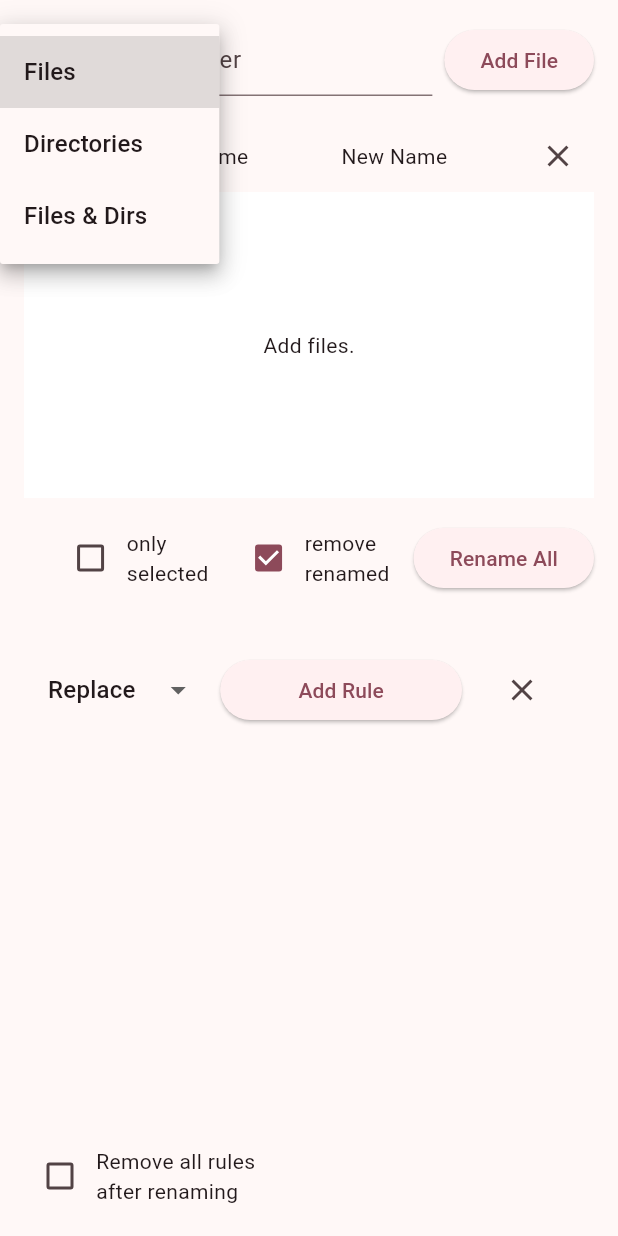
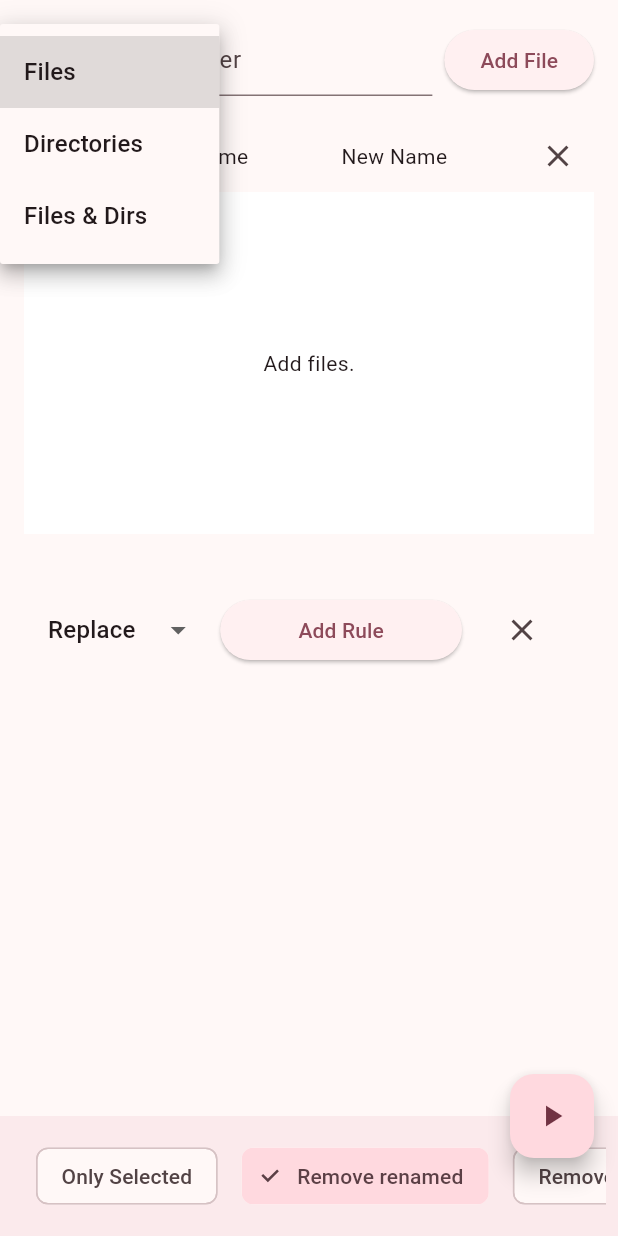
Before and after one commit to sun-jiao/flut-renamer, a Flutter app: the screen it shows after launch, after a tap on "Files", on a phone screen of 412 x 824 dp. Run offline on Flutter 3.47's test engine with Material 3 defaults, Android fonts, the phone set to English and light mode, and no system bars; our stand-ins replace cross_file, file_picker, permission_handler, shared_preferences, toastification; missing offline and left inert: desktop_drop, exif.

Commit message:
UI update

```diff
--- a/lib/main.dart
+++ b/lib/main.dart
@@ -8,6 +8,14 @@ import 'pages/home_page.dart';
 
 Future<void> main() async {
   WidgetsFlutterBinding.ensureInitialized();
+
+  SystemChrome.setEnabledSystemUIMode(SystemUiMode.edgeToEdge);
+  SystemChrome.setSystemUIOverlayStyle(const SystemUiOverlayStyle(
+    statusBarBrightness: Brightness.light,
+    statusBarIconBrightness: Brightness.dark,
+    statusBarColor: Colors.transparent,
+    systemNavigationBarColor: Colors.transparent,
+  ));
 
   while (!Shared.initialed) {
     await Shared.init();
@@ -126,8 +134,6 @@ class AppPage extends StatelessWidget {
   Widget build(BuildContext context) {
     _permissionCheck(context);
 
-    return SafeArea(
-      child: HomePage(),
-    );
+    return HomePage();
   }
 }
--- a/lib/pages/files_page.dart
+++ b/lib/pages/files_page.dart
@@ -303,48 +303,6 @@ class FilesPageState extends State<FilesPage> {
               ),
             ),
           ),
-          const SizedBox(height: 16),
-          Row(
-            mainAxisAlignment: MainAxisAlignment.end,
-            children: <Widget>[
-              const SizedBox(width: 16),
-              Checkbox(
-                value: Shared.onlySelected,
-                onChanged: (value) {
-                  setState(() {
-                    Shared.onlySelected = value ?? Shared.onlySelected;
-                  });
-                },
-              ),
-              const Responsive(
-                mobile: Text('only\nselected'),
-                desktop: Text('only selected'),
-              ),
-              const SizedBox(width: 16),
-              Checkbox(
-                value: Shared.removeRenamed,
-                onChanged: (value) {
-                  setState(() {
-                    Shared.removeRenamed = value ?? Shared.removeRenamed;
-                  });
-                },
-              ),
-              const Responsive(
-                mobile: Text('remove\nrenamed'),
-                desktop: Text('remove renamed'),
-              ),
-              const SizedBox(width: 16),
-              ElevatedButton(
-                onPressed: () {
-                  renameFiles(
-                    remove: Shared.removeRenamed,
-                    onlySelected: Shared.onlySelected,
-                  );
-                },
-                child: const Text('Rename All'),
-              ),
-            ],
-          ),
         ],
       ),
     );
--- a/lib/pages/home_page.dart
+++ b/lib/pages/home_page.dart
@@ -1,6 +1,9 @@
+import 'dart:io';
+
 import 'package:flutter/material.dart';
 import 'package:renamer/tools/responsive.dart';
 
+import '../entity/sharedpref.dart';
 import '../rules/rule.dart';
 import '../tools/file_metadata.dart';
 import 'rules_page.dart';
@@ -35,7 +38,27 @@ class HomePage extends StatelessWidget {
     );
 
     return Scaffold(
-      body: Responsive(
+      bottomNavigationBar: HomeToolBar(
+        onlySelectedCallback: (value) => Shared.onlySelected = value,
+        onlySelectedValue: Shared.onlySelected,
+        removeRenamedCallback: (value) => Shared.removeRenamed = value,
+        removeRenamedValue: Shared.removeRenamed,
+        removeRulesCallback: (value) => Shared.removeRules = value,
+        removeRulesValue: Shared.removeRules,
+      ),
+      floatingActionButton: FloatingActionButton(
+        onPressed: () {
+          filesKey.currentState?.renameFiles(
+            remove: Shared.removeRenamed,
+            onlySelected: Shared.onlySelected,
+          );
+        },
+        tooltip: "Rename",
+        child: const Icon(Icons.play_arrow),
+      ),
+      floatingActionButtonLocation: FloatingActionButtonLocation.endDocked,
+      body: SafeArea(
+        child: Responsive(
           desktop: Row(
             mainAxisAlignment: MainAxisAlignment.center,
             children: <Widget>[
@@ -61,6 +84,71 @@ class HomePage extends StatelessWidget {
             ],
           ),
         ),
+      ),
     );
   }
 }
+
+class HomeToolBar extends StatefulWidget {
+  const HomeToolBar(
+      {super.key,
+      required this.onlySelectedCallback,
+      required this.onlySelectedValue,
+      required this.removeRenamedCallback,
+      required this.removeRenamedValue,
+      required this.removeRulesCallback,
+      required this.removeRulesValue});
+
+  final void Function(bool) onlySelectedCallback;
+  final bool onlySelectedValue;
+
+  final void Function(bool) removeRenamedCallback;
+  final bool removeRenamedValue;
+
+  final void Function(bool) removeRulesCallback;
+  final bool removeRulesValue;
+
+  @override
+  State<HomeToolBar> createState() => _HomeToolBarState();
+}
+
+const _box = SizedBox(width: 16);
+
+class _HomeToolBarState extends State<HomeToolBar> {
+  @override
+  Widget build(BuildContext context) {
+    return BottomAppBar(
+      padding: const EdgeInsets.all(8),
+      child: ListView(
+        scrollDirection: Axis.horizontal,
+        padding: const EdgeInsets.only(left: 16, right: 48),
+        children: [
+          FilterChip(
+            label: const Text('Only Selected'),
+            onSelected: (value) => setState(() {
+              widget.onlySelectedCallback.call(value);
+            }),
+            selected: widget.onlySelectedValue,
+          ),
+          _box,
+          FilterChip(
+            label: const Text('Remove renamed'),
+            onSelected: (value) => setState(() {
+              widget.removeRenamedCallback.call(value);
+            }),
+            selected: widget.removeRenamedValue,
+          ),
+          _box,
+          FilterChip(
+            label: const Text('Remove rules after renaming'),
+            onSelected: (value) => setState(() {
+              widget.removeRulesCallback.call(value);
+            }),
+            selected: widget.removeRulesValue,
+          ),
+          _box,
+        ],
+      ),
+    );
+  }
+}
--- a/lib/pages/rules_page.dart
+++ b/lib/pages/rules_page.dart
@@ -8,7 +8,6 @@ import '../dialogs/replace_dialog.dart';
 import '../dialogs/insert_dialog.dart';
 import '../entity/sharedpref.dart';
 import '../rules/rule.dart';
-import '../tools/responsive.dart';
 import '../widget/custom_drop.dart';
 
 class RulesPage extends StatefulWidget {
@@ -133,23 +132,6 @@ class RulesPageState extends State<RulesPage> {
               itemCount: _rules.length,
             ),
           ),
-          const SizedBox(height: 16),
-          Row(
-            children: [
-              Checkbox(
-                value: Shared.removeRules,
-                onChanged: (value) {
-                  setState(() {
-                    Shared.removeRules = value ?? Shared.removeRules;
-                  });
-                },
-              ),
-              const Responsive(
-                mobile: Text('Remove all rules\nafter renaming'),
-                desktop: Text('Remove all rules after renaming'),
-              ),
-            ],
-          ),
         ],
       ),
     );
```
Lines whose indentation alone changed are shown as unchanged.
